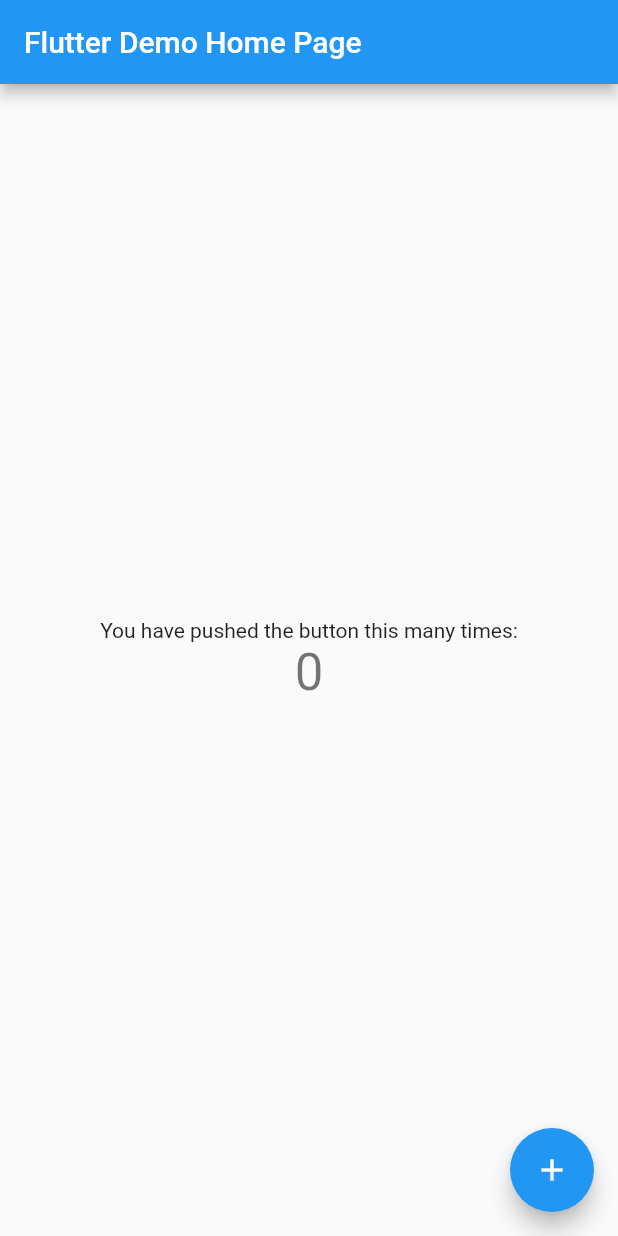
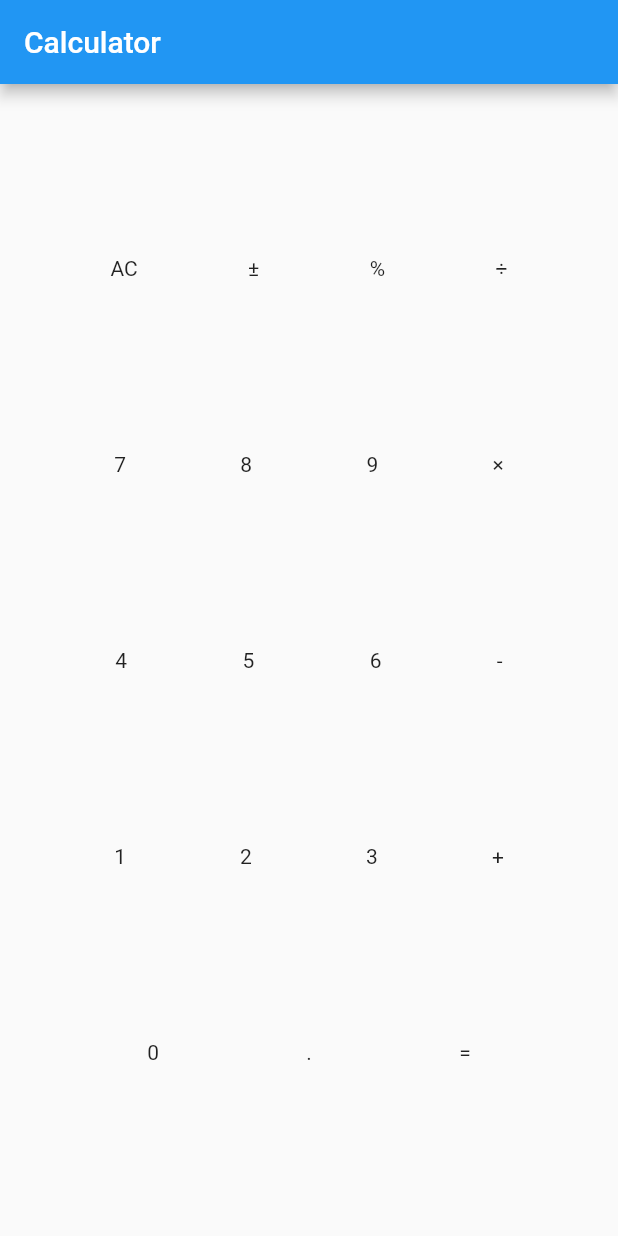
Before and after one commit to yuya-okada527/flutter_calculator_sample, a Flutter app: the screen it shows after launch, on a phone screen of 412 x 824 dp. Run offline on Flutter 3.47's test engine with Material 2 defaults, Android fonts, the phone set to English and light mode, and no system bars.

Commit message:
add layout

```diff
--- a/lib/main.dart
+++ b/lib/main.dart
@@ -1,11 +1,13 @@
 import 'package:flutter/material.dart';
 
+import 'pages/home_page.dart';
+
 void main() {
-  runApp(const MyApp());
+  runApp(const App());
 }
 
-class MyApp extends StatelessWidget {
-  const MyApp({Key? key}) : super(key: key);
+class App extends StatelessWidget {
+  const App({Key? key}) : super(key: key);
 
   @override
   Widget build(BuildContext context) {
@@ -14,54 +16,7 @@ class MyApp extends StatelessWidget {
       theme: ThemeData(
         primarySwatch: Colors.blue,
       ),
-      home: const MyHomePage(title: 'Flutter Demo Home Page'),
+      home: const Calculator(),
     );
   }
 }
-
-class MyHomePage extends StatefulWidget {
-  const MyHomePage({Key? key, required this.title}) : super(key: key);
-
-  final String title;
-
-  @override
-  State<MyHomePage> createState() => _MyHomePageState();
-}
-
-class _MyHomePageState extends State<MyHomePage> {
-  int _counter = 0;
-
-  void _incrementCounter() {
-    setState(() {
-      _counter++;
-    });
-  }
-
-  @override
-  Widget build(BuildContext context) {
-    return Scaffold(
-      appBar: AppBar(
-        title: Text(widget.title),
-      ),
-      body: Center(
-        child: Column(
-          mainAxisAlignment: MainAxisAlignment.center,
-          children: <Widget>[
-            const Text(
-              'You have pushed the button this many times:',
-            ),
-            Text(
-              '$_counter',
-              style: Theme.of(context).textTheme.headline4,
-            ),
-          ],
-        ),
-      ),
-      floatingActionButton: FloatingActionButton(
-        onPressed: _incrementCounter,
-        tooltip: 'Increment',
-        child: const Icon(Icons.add),
-      ),
-    );
-  }
-}
--- /dev/null
+++ b/lib/pages/home_page.dart
@@ -0,0 +1,72 @@
+import 'package:flutter/material.dart';
+
+
+class Calculator extends StatefulWidget {
+  const Calculator({Key? key}) : super(key: key);
+
+  @override
+  State<Calculator> createState() => _CalculatorState();
+}
+
+class _CalculatorState extends State<Calculator> {
+
+  @override
+  Widget build(BuildContext context) {
+    return Scaffold(
+      appBar: AppBar(
+        title: const Text("Calculator"),
+      ),
+      body: Center(
+        child: Column(
+          mainAxisAlignment: MainAxisAlignment.spaceEvenly,
+          children: <Widget>[
+            Row(
+              mainAxisAlignment: MainAxisAlignment.spaceEvenly,
+              children: const <Widget>[
+                Text("AC"),
+                Text("±"),
+                Text("%"),
+                Text("÷")
+              ],
+            ),
+            Row(
+              mainAxisAlignment: MainAxisAlignment.spaceEvenly,
+              children: const <Widget>[
+                Text("7"),
+                Text("8"),
+                Text("9"),
+                Text("×")
+              ],
+            ),
+            Row(
+              mainAxisAlignment: MainAxisAlignment.spaceEvenly,
+              children: const <Widget>[
+                Text("4"),
+                Text("5"),
+                Text("6"),
+                Text("-")
+              ],
+            ),
+            Row(
+              mainAxisAlignment: MainAxisAlignment.spaceEvenly,
+              children: const <Widget>[
+                Text("1"),
+                Text("2"),
+                Text("3"),
+                Text("+")
+              ],
+            ),
+            Row(
+              mainAxisAlignment: MainAxisAlignment.spaceEvenly,
+              children: const <Widget>[
+                Text("0"),
+                Text("."),
+                Text("=")
+              ],
+            ),
+          ],
+        ),
+      ),
+    );
+  }
+}
```
Also changed, not shown: lib/widgets/calculator_button.dart (added), 1 other file.
